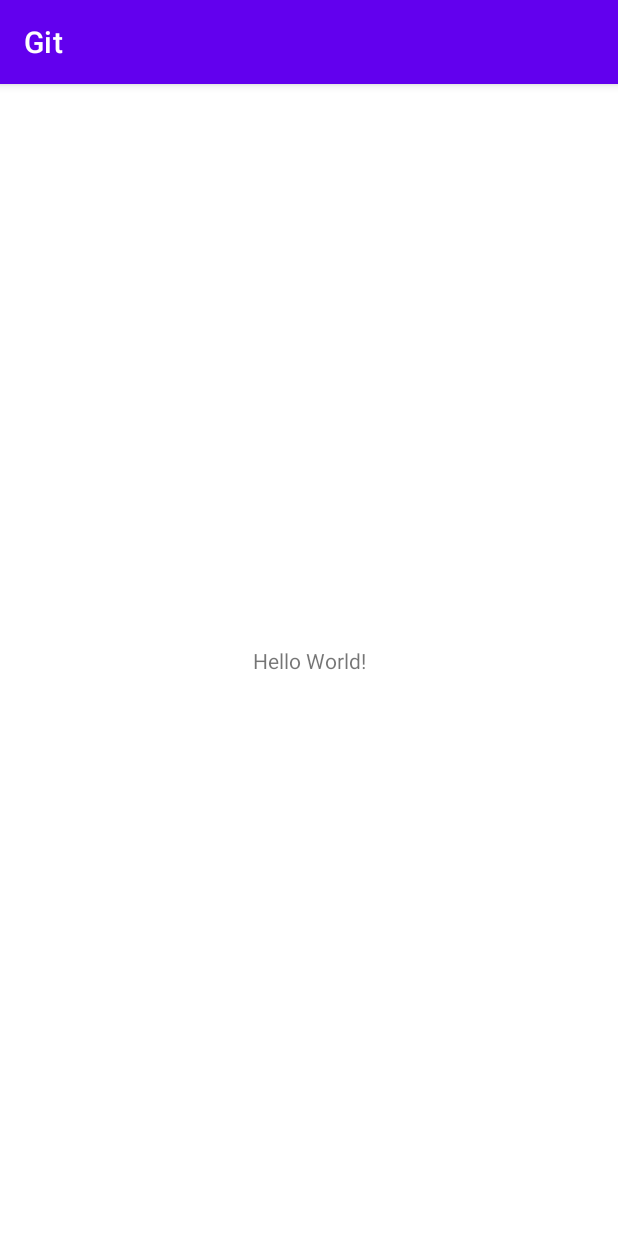
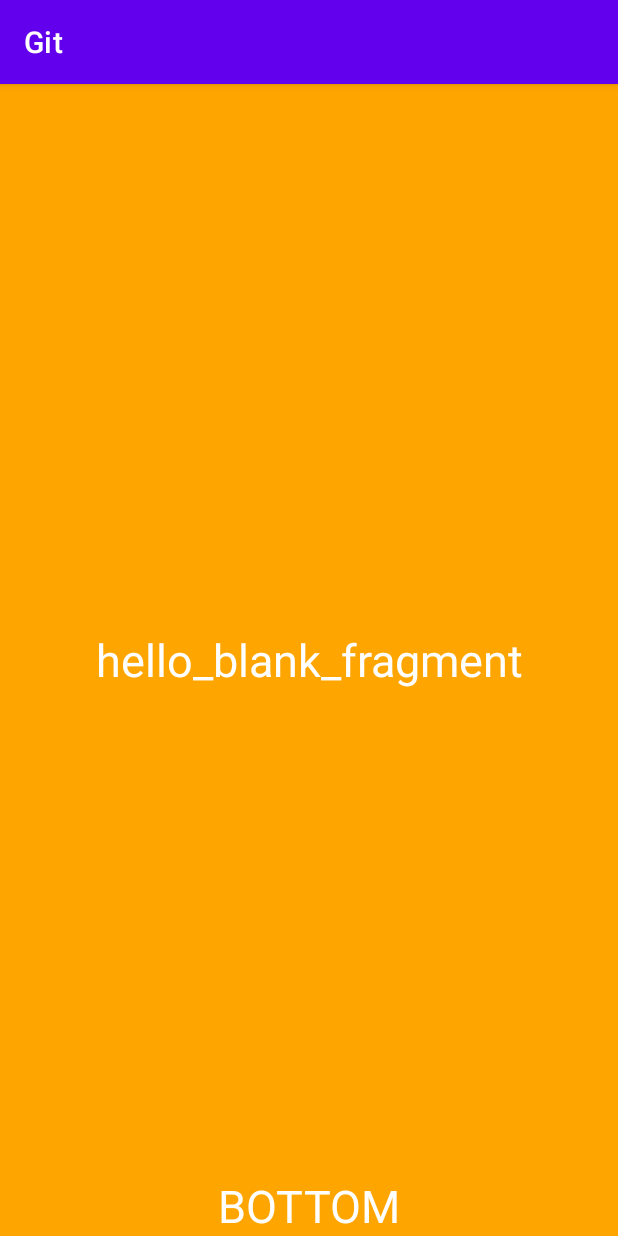
Before and after one commit to ErjanGeekTech/Git, an Android app: the screen it shows after launch (MainActivity), on a phone screen of 412 x 824 dp. Run offline under Robolectric (Android 15) with nearby library versions, the phone set to English and light mode, and no system bars.

Commit message:
add textView, background

```diff
--- a/app/src/main/res/layout/activity_main.xml
+++ b/app/src/main/res/layout/activity_main.xml
@@ -2,17 +2,29 @@
 <androidx.constraintlayout.widget.ConstraintLayout xmlns:android="http://schemas.android.com/apk/res/android"
     xmlns:app="http://schemas.android.com/apk/res-auto"
     xmlns:tools="http://schemas.android.com/tools"
+    android:background="#ffa500"
     android:layout_width="match_parent"
     android:layout_height="match_parent"
     tools:context=".MainActivity">
 
-    <TextView
-        android:layout_width="wrap_content"
-        android:layout_height="wrap_content"
-        android:text="Hello World!"
-        app:layout_constraintBottom_toBottomOf="parent"
-        app:layout_constraintLeft_toLeftOf="parent"
-        app:layout_constraintRight_toRightOf="parent"
-        app:layout_constraintTop_toTopOf="parent" />
+        <TextView
+            android:layout_width="match_parent"
+            android:layout_height="match_parent"
+            app:layout_constraintTop_toTopOf="parent"
+            app:layout_constraintStart_toStartOf="parent"
+            android:textSize="30sp"
+            android:gravity="center"
+            android:textColor="@color/white"
+            android:text="hello_blank_fragment" />
+        <TextView
+            android:layout_width="match_parent"
+            android:layout_height="match_parent"
+            app:layout_constraintTop_toTopOf="parent"
+            app:layout_constraintStart_toStartOf="parent"
+            android:textSize="30sp"
+            android:gravity="bottom|center_horizontal"
+            android:textColor="@color/white"
+            android:text="BOTTOM" />
+
 
 </androidx.constraintlayout.widget.ConstraintLayout>
```
